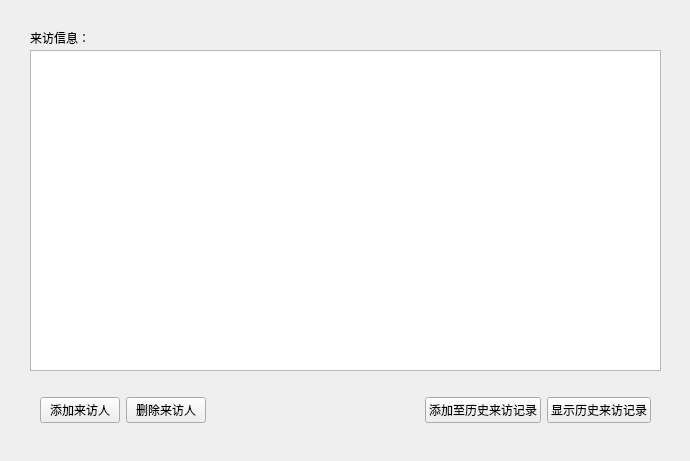
Qt form StudentDormManage/formforoutsider.ui (ThocatsYoung/StuDormMana) before a commit.
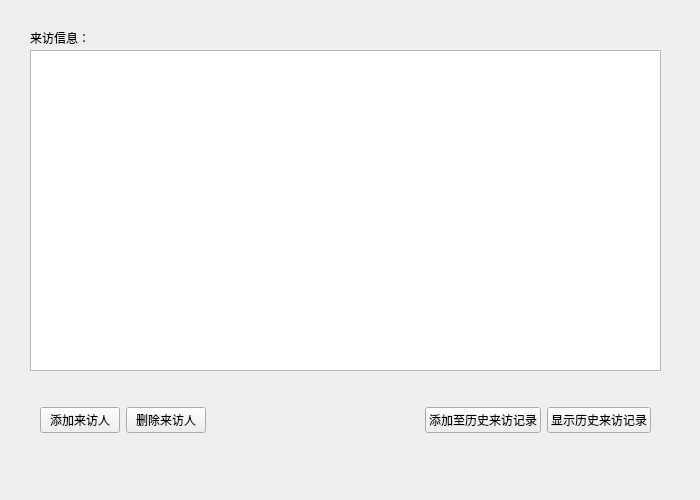
The same form after that commit.

```diff
--- a/StudentDormManage/formforoutsider.ui
+++ b/StudentDormManage/formforoutsider.ui
@@ -6,8 +6,8 @@
    <rect>
     <x>0</x>
     <y>0</y>
-    <width>690</width>
-    <height>461</height>
+    <width>700</width>
+    <height>500</height>
    </rect>
   </property>
   <property name="windowTitle">
@@ -43,7 +43,7 @@
    <property name="geometry">
     <rect>
      <x>40</x>
-     <y>390</y>
+     <y>400</y>
      <width>611</width>
      <height>41</height>
     </rect>
```
